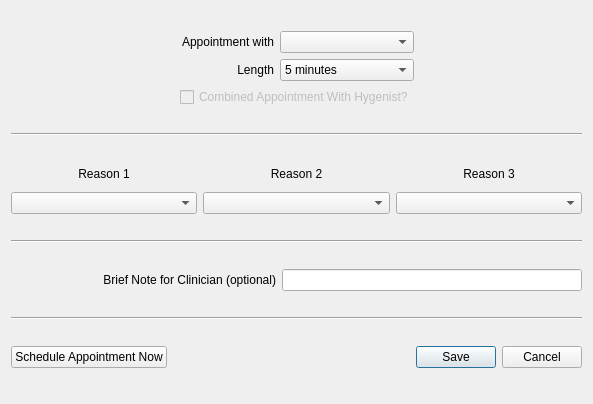
Qt form src/openmolar/qt-designer/specify_appointment.ui (rowinggolfer/openmolar1) before a commit.
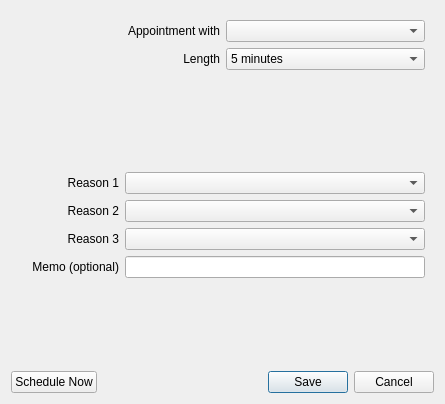
The same form after that commit.

Commit message: correct incorrect spelling of hygenist!

Patch:
```diff
--- a/src/openmolar/qt-designer/specify_appointment.ui
+++ b/src/openmolar/qt-designer/specify_appointment.ui
@@ -1,36 +1,24 @@
 <ui version="4.0" >
  <class>Dialog</class>
- <widget class="QDialog" name="Dialog" >
-  <property name="geometry" >
+ <widget class="QDialog" name="Dialog">
+  <property name="geometry">
    <rect>
     <x>0</x>
     <y>0</y>
-    <width>593</width>
+    <width>445</width>
     <height>404</height>
    </rect>
   </property>
   <property name="windowTitle" >
    <string>Enter an appointment</string>
   </property>
-  <layout class="QGridLayout" name="gridLayout_2" >
-   <item row="0" column="0" >
-    <spacer name="horizontalSpacer_3" >
-     <property name="orientation" >
-      <enum>Qt::Horizontal</enum>
-     </property>
-     <property name="sizeHint" stdset="0" >
-      <size>
-       <width>81</width>
-       <height>56</height>
-      </size>
-     </property>
-    </spacer>
-   </item>
-   <item row="0" column="1" >
-    <layout class="QGridLayout" name="gridLayout_3" >
-     <item row="0" column="0" >
-      <widget class="QLabel" name="label" >
-       <property name="text" >
+  <layout class="QVBoxLayout" name="verticalLayout">
+   <item>
+    <widget class="QFrame" name="">
+     <layout class="QGridLayout" name="gridLayout_3">
+      <item row="0" column="0">
+       <widget class="QLabel" name="label">
+        <property name="text">
         <string>Appointment with</string>
        </property>
        <property name="alignment" >
@@ -38,12 +26,9 @@
        </property>
       </widget>
      </item>
-     <item row="0" column="1" >
-      <widget class="QComboBox" name="practix_comboBox" />
-     </item>
-     <item row="1" column="0" >
-      <widget class="QLabel" name="label_2" >
-       <property name="text" >
+      <item row="1" column="0">
+       <widget class="QLabel" name="label_2">
+        <property name="text">
         <string>Length</string>
        </property>
        <property name="alignment" >
@@ -138,170 +123,31 @@
        </item>
       </widget>
      </item>
-     <item row="2" column="0" colspan="2" >
-      <widget class="QCheckBox" name="combinedApptcheckBox" >
-       <property name="enabled" >
-        <bool>false</bool>
-       </property>
-       <property name="layoutDirection" >
-        <enum>Qt::LeftToRight</enum>
-       </property>
-       <property name="text" >
-        <string>Combined Appointment With Hygenist?</string>
-       </property>
-      </widget>
-     </item>
-    </layout>
+      <item row="0" column="1">
+       <widget class="QComboBox" name="practix_comboBox"/>
+      </item>
+     </layout>
+    </widget>
    </item>
-   <item row="0" column="2" >
-    <spacer name="horizontalSpacer_2" >
-     <property name="orientation" >
-      <enum>Qt::Horizontal</enum>
+   <item>
+    <spacer name="verticalSpacer_2">
+     <property name="orientation">
+      <enum>Qt::Vertical</enum>
      </property>
-     <property name="sizeHint" stdset="0" >
+     <property name="sizeHint" stdset="0">
       <size>
-       <width>152</width>
-       <height>20</height>
+       <width>20</width>
+       <height>40</height>
       </size>
      </property>
     </spacer>
    </item>
-   <item row="1" column="0" colspan="3" >
-    <widget class="Line" name="line" >
-     <property name="orientation" >
-      <enum>Qt::Horizontal</enum>
-     </property>
-    </widget>
-   </item>
-   <item row="2" column="0" colspan="3" >
-    <layout class="QGridLayout" name="gridLayout" >
-     <item row="0" column="0" >
-      <widget class="QLabel" name="label_3" >
-       <property name="maximumSize" >
-        <size>
-         <width>16777215</width>
-         <height>24</height>
-        </size>
-       </property>
-       <property name="text" >
-        <string>Reason 1</string>
-       </property>
-       <property name="alignment" >
-        <set>Qt::AlignCenter</set>
-       </property>
-      </widget>
-     </item>
-     <item row="0" column="2" >
-      <widget class="QLabel" name="label_5" >
-       <property name="maximumSize" >
-        <size>
-         <width>16777215</width>
-         <height>24</height>
-        </size>
-       </property>
-       <property name="text" >
-        <string>Reason 3</string>
-       </property>
-       <property name="alignment" >
-        <set>Qt::AlignCenter</set>
-       </property>
-      </widget>
-     </item>
-     <item row="1" column="0" >
-      <widget class="QComboBox" name="trt1_comboBox" >
-       <property name="minimumSize" >
-        <size>
-         <width>176</width>
-         <height>0</height>
-        </size>
-       </property>
-       <property name="maxVisibleItems" >
-        <number>20</number>
-       </property>
-      </widget>
-     </item>
-     <item row="1" column="1" >
-      <widget class="QComboBox" name="trt2_comboBox" >
-       <property name="minimumSize" >
-        <size>
-         <width>176</width>
-         <height>0</height>
-        </size>
-       </property>
-       <property name="maxVisibleItems" >
-        <number>20</number>
-       </property>
        <item>
-        <property name="text" >
-         <string/>
-        </property>
-       </item>
-      </widget>
-     </item>
-     <item row="1" column="2" >
-      <widget class="QComboBox" name="trt3_comboBox" >
-       <property name="minimumSize" >
-        <size>
-         <width>176</width>
-         <height>0</height>
-        </size>
-       </property>
-       <property name="maxVisibleItems" >
-        <number>20</number>
-       </property>
-       <item>
-        <property name="text" >
-         <string/>
-        </property>
-       </item>
-      </widget>
-     </item>
-     <item row="0" column="1" >
-      <widget class="QLabel" name="label_4" >
-       <property name="maximumSize" >
-        <size>
-         <width>16777215</width>
-         <height>24</height>
-        </size>
-       </property>
-       <property name="text" >
-        <string>Reason 2</string>
-       </property>
-       <property name="alignment" >
-        <set>Qt::AlignCenter</set>
-       </property>
-      </widget>
-     </item>
-    </layout>
-   </item>
-   <item row="3" column="0" colspan="3" >
-    <widget class="Line" name="line_2" >
-     <property name="orientation" >
-      <enum>Qt::Horizontal</enum>
-     </property>
-    </widget>
-   </item>
-   <item row="4" column="0" colspan="3" >
-    <layout class="QHBoxLayout" name="horizontalLayout" >
-     <item>
-      <widget class="QLabel" name="label_6" >
-       <property name="maximumSize" >
-        <size>
-         <width>16777215</width>
-         <height>30</height>
-        </size>
-       </property>
-       <property name="text" >
-        <string>Brief Note for Clinician (optional)</string>
-       </property>
-       <property name="alignment" >
-        <set>Qt::AlignRight|Qt::AlignTrailing|Qt::AlignVCenter</set>
-       </property>
-      </widget>
-     </item>
-     <item>
-      <widget class="QLineEdit" name="lineEdit" >
-       <property name="minimumSize" >
+    <widget class="QWidget" name="" native="true">
+     <layout class="QGridLayout" name="gridLayout">
+      <item row="4" column="1">
+       <widget class="QLineEdit" name="lineEdit">
+        <property name="minimumSize">
         <size>
          <width>180</width>
          <height>0</height>
@@ -318,21 +164,141 @@
        </property>
       </widget>
      </item>
-    </layout>
+      <item row="4" column="0">
+       <widget class="QLabel" name="label_6">
+        <property name="maximumSize">
+         <size>
+          <width>16777215</width>
+          <height>30</height>
+         </size>
+        </property>
+        <property name="text">
+         <string>Memo (optional)</string>
+        </property>
+        <property name="alignment">
+         <set>Qt::AlignRight|Qt::AlignTrailing|Qt::AlignVCenter</set>
+        </property>
+       </widget>
+      </item>
+      <item row="3" column="1">
+       <widget class="QComboBox" name="trt3_comboBox">
+        <property name="minimumSize">
+         <size>
+          <width>176</width>
+          <height>0</height>
+         </size>
+        </property>
+        <property name="maxVisibleItems">
+         <number>20</number>
+        </property>
+        <item>
+         <property name="text">
+          <string/>
+         </property>
+        </item>
+       </widget>
+      </item>
+      <item row="2" column="0">
+       <widget class="QLabel" name="label_4">
+        <property name="maximumSize">
+         <size>
+          <width>16777215</width>
+          <height>24</height>
+         </size>
+        </property>
+        <property name="text">
+         <string>Reason 2</string>
+        </property>
+        <property name="alignment">
+         <set>Qt::AlignRight|Qt::AlignTrailing|Qt::AlignVCenter</set>
+        </property>
+       </widget>
+      </item>
+      <item row="2" column="1">
+       <widget class="QComboBox" name="trt2_comboBox">
+        <property name="minimumSize">
+         <size>
+          <width>176</width>
+          <height>0</height>
+         </size>
+        </property>
+        <property name="maxVisibleItems">
+         <number>20</number>
+        </property>
+        <item>
+         <property name="text">
+          <string/>
+         </property>
+        </item>
+       </widget>
+      </item>
+      <item row="3" column="0">
+       <widget class="QLabel" name="label_5">
+        <property name="maximumSize">
+         <size>
+          <width>16777215</width>
+          <height>24</height>
+         </size>
+        </property>
+        <property name="text">
+         <string>Reason 3</string>
+        </property>
+        <property name="alignment">
+         <set>Qt::AlignRight|Qt::AlignTrailing|Qt::AlignVCenter</set>
+        </property>
+       </widget>
+      </item>
+      <item row="0" column="1">
+       <widget class="QComboBox" name="trt1_comboBox">
+        <property name="minimumSize">
+         <size>
+          <width>176</width>
+          <height>0</height>
+         </size>
+        </property>
+        <property name="maxVisibleItems">
+         <number>20</number>
+        </property>
+       </widget>
+      </item>
+      <item row="0" column="0">
+       <widget class="QLabel" name="label_3">
+        <property name="maximumSize">
+         <size>
+          <width>16777215</width>
+          <height>24</height>
+         </size>
+        </property>
+        <property name="text">
+         <string>Reason 1</string>
+        </property>
+        <property name="alignment">
+         <set>Qt::AlignRight|Qt::AlignTrailing|Qt::AlignVCenter</set>
+        </property>
+       </widget>
+      </item>
+     </layout>
+    </widget>
    </item>
-   <item row="5" column="0" colspan="3" >
-    <widget class="Line" name="line_3" >
-     <property name="orientation" >
-      <enum>Qt::Horizontal</enum>
+   <item>
+    <spacer name="verticalSpacer">
+     <property name="orientation">
+      <enum>Qt::Vertical</enum>
      </property>
-    </widget>
+     <property name="sizeHint" stdset="0">
+      <size>
+       <width>20</width>
+       <height>40</height>
+      </size>
+     </property>
+    </spacer>
    </item>
-   <item row="6" column="0" colspan="3" >
-    <layout class="QHBoxLayout" name="horizontalLayout_2" >
      <item>
-      <widget class="QPushButton" name="scheduleNow_pushButton" >
-       <property name="text" >
-        <string>Schedule Appointment Now</string>
+    <layout class="QHBoxLayout" name="horizontalLayout_2">
+     <item>
+      <widget class="QPushButton" name="scheduleNow_pushButton">
+       <property name="text">
+        <string>Schedule Now</string>
        </property>
       </widget>
      </item>
```
Left out of the diff: 77 changed lines with no effect on the pictures. Lines whose indentation alone changed are shown as unchanged. The commit also changes 3 other files.
